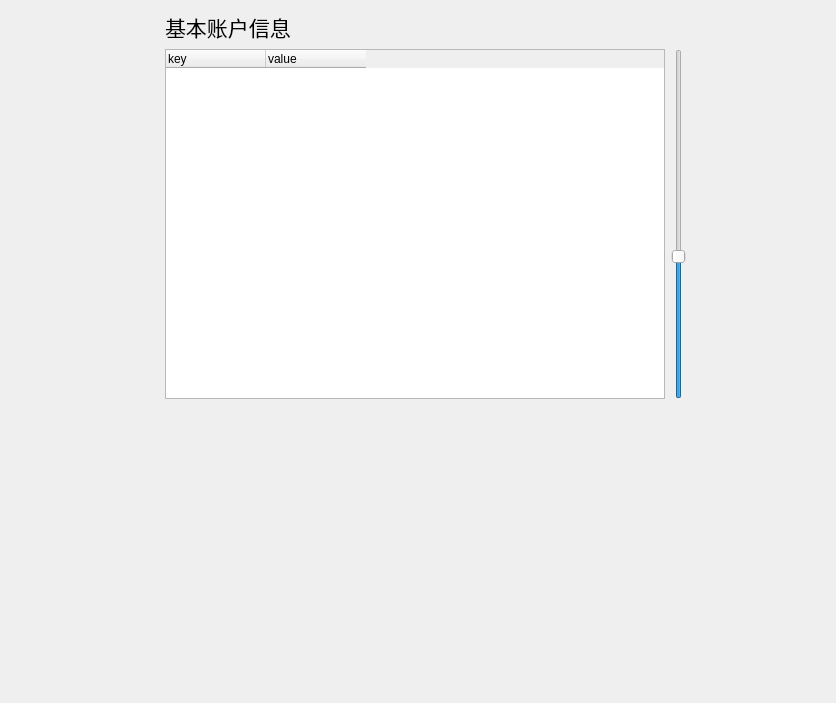
This is app/ui/account.ui in ctpbee/ctpbee_desktop as Qt 5 draws it before an edit. The edited form follows.
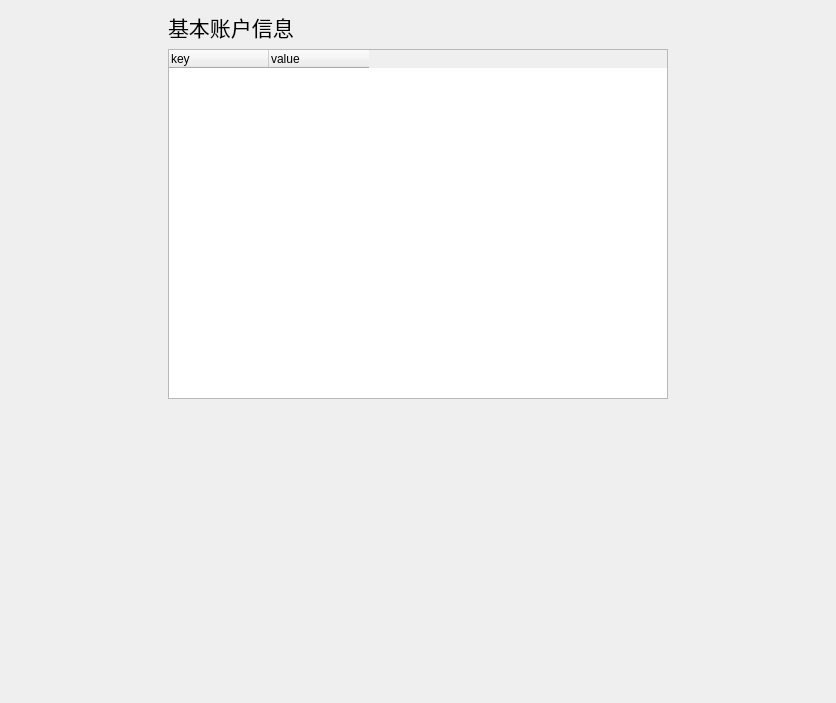
This is the edited form.

Diff of the .ui file:
```diff
--- a/app/ui/account.ui
+++ b/app/ui/account.ui
@@ -65,22 +65,6 @@
      </column>
     </widget>
    </item>
-   <item row="1" column="2">
-    <widget class="QSlider" name="verticalSlider">
-     <property name="cursor">
-      <cursorShape>OpenHandCursor</cursorShape>
-     </property>
-     <property name="mouseTracking">
-      <bool>false</bool>
-     </property>
-     <property name="value">
-      <number>40</number>
-     </property>
-     <property name="orientation">
-      <enum>Qt::Vertical</enum>
-     </property>
-    </widget>
-   </item>
    <item row="0" column="2">
     <spacer name="horizontalSpacer_4">
      <property name="orientation">
@@ -106,8 +90,8 @@
      </property>
     </widget>
    </item>
-   <item row="2" column="1">
-    <spacer name="verticalSpacer">
+   <item row="2" column="0">
+    <spacer name="verticalSpacer_2">
      <property name="orientation">
       <enum>Qt::Vertical</enum>
      </property>
```
